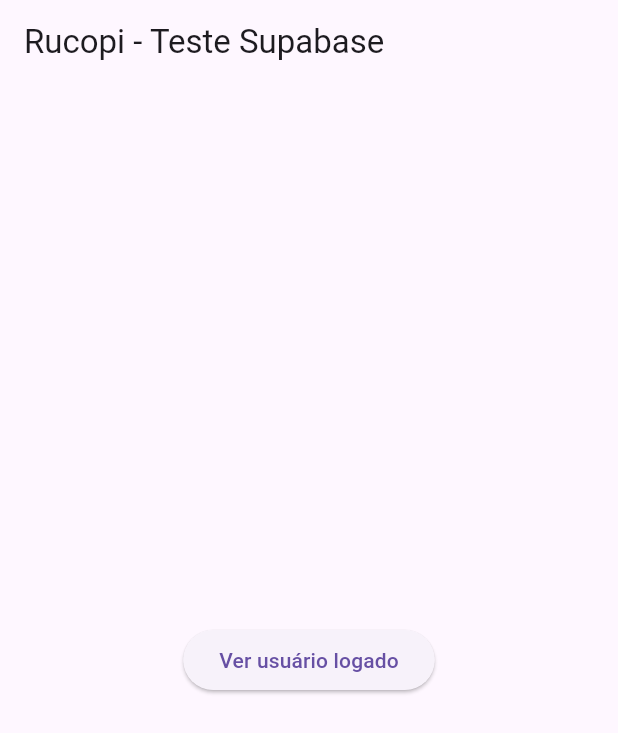
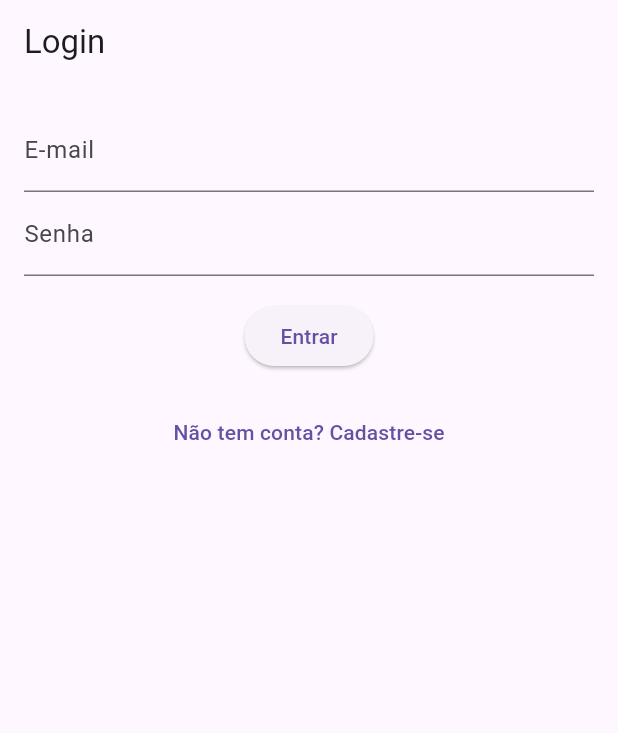
Before and after one commit to brunmdesv/rucopi, a Flutter app: the screen it shows after launch, on a phone screen of 412 x 824 dp. Shown: the top 733 px of the screen. Run offline on Flutter 3.47's test engine with Material 3 defaults, Android fonts, the phone set to English and light mode, and no system bars; our stand-ins replace flutter_dotenv, supabase_flutter; accounts and stored records are empty.

Commit message:
✨ Implementação de rotas para Login e Cadastro, adição de funcionalidade para criar perfil de morador e melhorias na estrutura do código. Remoção de código de teste relacionado ao arquivo .env.

```diff
--- /dev/null
+++ b/mobile/rucopi_mobile/lib/pages/login_page.dart
@@ -0,0 +1,68 @@
+
+import 'package:flutter/material.dart';
+import 'package:supabase_flutter/supabase_flutter.dart';
+
+class LoginPage extends StatefulWidget {
+  const LoginPage({super.key});
+
+  @override
+  State<LoginPage> createState() => _LoginPageState();
+}
+
+class _LoginPageState extends State<LoginPage> {
+  final emailController = TextEditingController();
+  final senhaController = TextEditingController();
+
+  bool carregando = false;
+
+  void login() async {
+    setState(() => carregando = true);
+    try {
+      final response = await Supabase.instance.client.auth.signInWithPassword(
+        email: emailController.text,
+        password: senhaController.text,
+      );
+
+      if (response.user != null) {
+        ScaffoldMessenger.of(context).showSnackBar(
+          const SnackBar(content: Text('Login realizado com sucesso')),
+        );
+        // Redireciona para a Home (substitua pela sua rota)
+      }
+    } on AuthException catch (e) {
+      ScaffoldMessenger.of(context).showSnackBar(
+        SnackBar(content: Text(e.message)),
+      );
+    } finally {
+      setState(() => carregando = false);
+    }
+  }
+
+  @override
+  Widget build(BuildContext context) {
+    return Scaffold(
+      appBar: AppBar(title: const Text('Login')),
+      body: Padding(
+        padding: const EdgeInsets.all(16),
+        child: Column(
+          children: [
+            TextField(controller: emailController, decoration: const InputDecoration(labelText: 'E-mail')),
+            TextField(controller: senhaController, obscureText: true, decoration: const InputDecoration(labelText: 'Senha')),
+            const SizedBox(height: 16),
+            ElevatedButton(
+              onPressed: carregando ? null : login,
+              child: carregando ? const CircularProgressIndicator() : const Text('Entrar'),
+            ),
+            const SizedBox(height: 16),
+            TextButton(
+              onPressed: () {
+                Navigator.pushNamed(context, '/cadastro');
+              },
+              child: const Text('Não tem conta? Cadastre-se'),
+            ),
+          ],
+        ),
+      ),
+    );
+  }
+}
```
Also changed, not shown: mobile/rucopi_mobile/lib/main.dart (+47 -15 lines), mobile/rucopi_mobile/lib/pages/cadastro_page.dart (added, +82 -0 lines).
